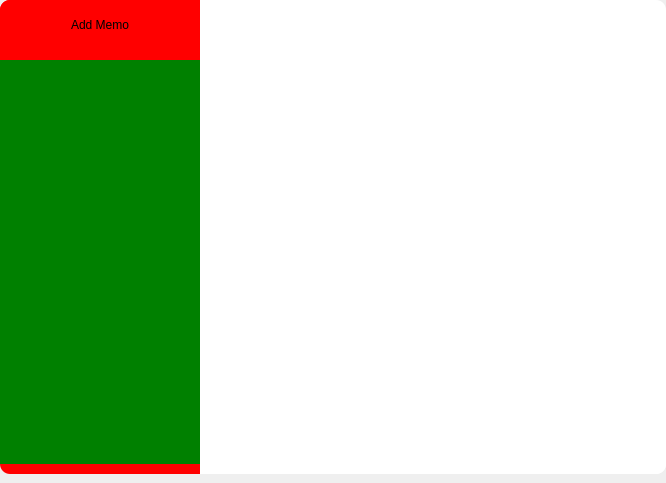
The window that mainwindow.ui (jen6/qt_editor) describes before a commit, drawn with Qt 5.
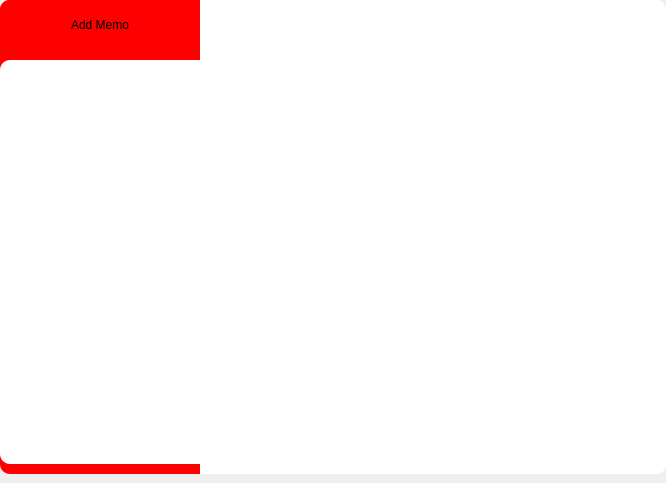
The same window after the commit.

Commit message: change sidebar to qlistwidget for sorting the recently edited. and now content or title changed affecting to articlebutton. It use timeout for auto saving.

```diff
--- a/mainwindow.ui
+++ b/mainwindow.ui
@@ -145,53 +145,75 @@
         </widget>
        </item>
        <item>
-        <widget class="QScrollArea" name="scrollArea">
+        <widget class="QListWidget" name="sidebarList">
+         <property name="sizePolicy">
+          <sizepolicy hsizetype="Fixed" vsizetype="Expanding">
+           <horstretch>200</horstretch>
+           <verstretch>0</verstretch>
+          </sizepolicy>
+         </property>
+         <property name="minimumSize">
+          <size>
+           <width>200</width>
+           <height>0</height>
+          </size>
+         </property>
+         <property name="maximumSize">
+          <size>
+           <width>200</width>
+           <height>16777215</height>
+          </size>
+         </property>
          <property name="styleSheet">
-          <string notr="true">background-color: rgb(56, 57, 57);
-border-radius:0px</string>
-         </property>
-         <property name="frameShape">
-          <enum>QFrame::NoFrame</enum>
+          <string notr="true">background-color:white;
+margin: 0px;
+padding: 0px</string>
          </property>
          <property name="verticalScrollBarPolicy">
           <enum>Qt::ScrollBarAlwaysOff</enum>
          </property>
-         <property name="widgetResizable">
+         <property name="horizontalScrollBarPolicy">
+          <enum>Qt::ScrollBarAlwaysOff</enum>
+         </property>
+         <property name="autoScroll">
           <bool>true</bool>
          </property>
-         <property name="alignment">
-          <set>Qt::AlignLeading|Qt::AlignLeft|Qt::AlignTop</set>
+         <property name="autoScrollMargin">
+          <number>10</number>
          </property>
-         <widget class="QWidget" name="scrollAreaWidgetContents">
-          <property name="geometry">
-           <rect>
-            <x>0</x>
-            <y>0</y>
-            <width>200</width>
-            <height>382</height>
-           </rect>
-          </property>
-          <property name="styleSheet">
-           <string notr="true">background-color:green</string>
-          </property>
-          <layout class="QVBoxLayout" name="sidebarLayout">
-           <property name="spacing">
-            <number>0</number>
-           </property>
-           <property name="leftMargin">
-            <number>0</number>
-           </property>
-           <property name="topMargin">
-            <number>0</number>
-           </property>
-           <property name="rightMargin">
-            <number>0</number>
-           </property>
-           <property name="bottomMargin">
-            <number>20</number>
-           </property>
-          </layout>
-         </widget>
+         <property name="editTriggers">
+          <set>QAbstractItemView::NoEditTriggers</set>
+         </property>
+         <property name="showDropIndicator" stdset="0">
+          <bool>false</bool>
+         </property>
+         <property name="selectionMode">
+          <enum>QAbstractItemView::NoSelection</enum>
+         </property>
+         <property name="verticalScrollMode">
+          <enum>QAbstractItemView::ScrollPerPixel</enum>
+         </property>
+         <property name="horizontalScrollMode">
+          <enum>QAbstractItemView::ScrollPerPixel</enum>
+         </property>
+         <property name="movement">
+          <enum>QListView::Free</enum>
+         </property>
+         <property name="isWrapping" stdset="0">
+          <bool>false</bool>
+         </property>
+         <property name="resizeMode">
+          <enum>QListView::Fixed</enum>
+         </property>
+         <property name="viewMode">
+          <enum>QListView::ListMode</enum>
+         </property>
+         <property name="uniformItemSizes">
+          <bool>true</bool>
+         </property>
+         <property name="itemAlignment">
+          <set>Qt::AlignTop</set>
+         </property>
         </widget>
        </item>
       </layout>
```
The commit also changes 11 other files.
